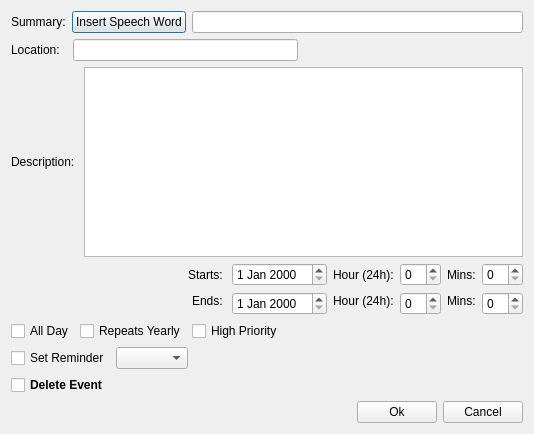
This is src/src/dialogevent.ui in reyj1999/calendar-mirror as Qt 5 draws it before an edit. The edited form follows.
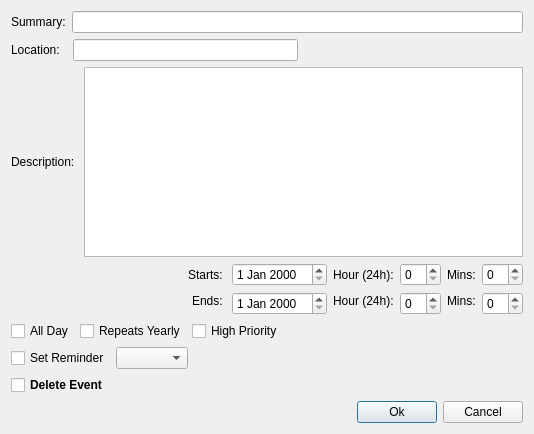
This is the edited form.

```diff
--- a/src/src/dialogevent.ui
+++ b/src/src/dialogevent.ui
@@ -23,13 +23,6 @@
        </property>
       </widget>
      </item>
-     <item>
-      <widget class="QPushButton" name="pushButtonSpeechWord">
-       <property name="text" stdset="0">
-        <string>Insert Speech Word</string>
-       </property>
-      </widget>
-     </item>
      <item>
       <widget class="QLineEdit" name="lineEditSummary"/>
      </item>
```
